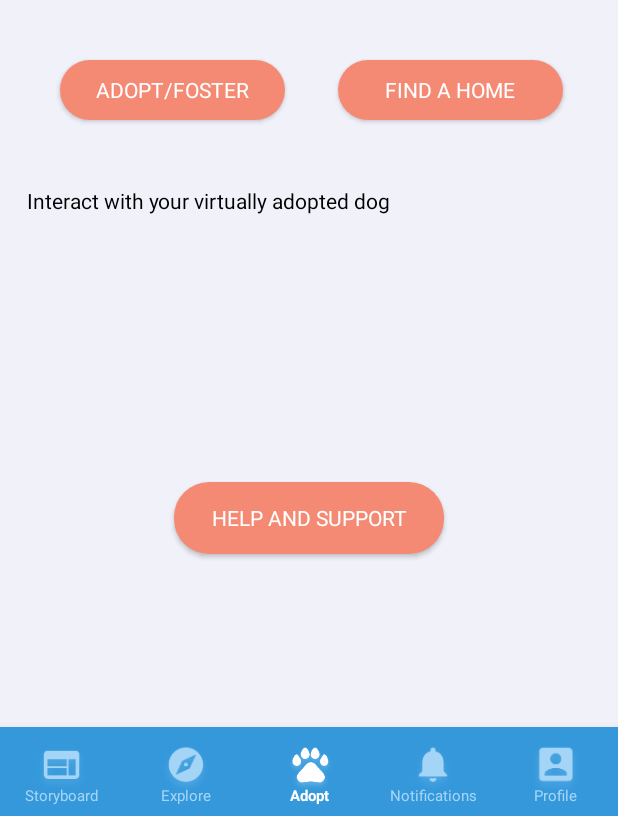
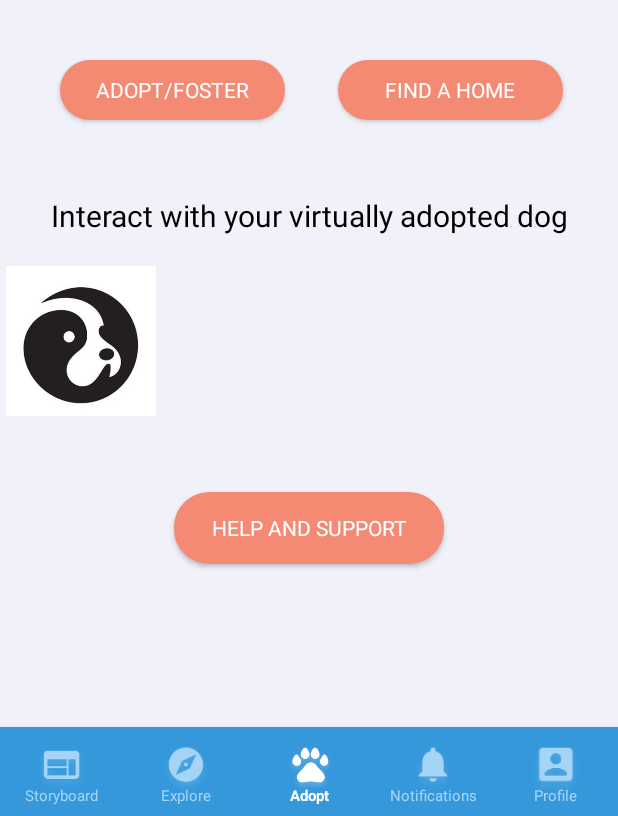
Before and after one commit to eshankd/GetPet, an Android app: the AdoptFoster screen opened directly, with no data from a screen before it, on a phone screen of 412 x 824 dp, the part 420-1236 px from its top. Run offline under Robolectric (Android 15) with nearby library versions, the phone set to English and light mode, and no system bars; our stand-ins replace Firebase (no records; nobody signed in at launch, a user with empty details on screens opened directly); Roboto replaces fonts that are not available here.

Commit message:
Minor changes Added gobacktoprofile functionality Minor layout adjustments FINAL BUILD FOR DEMO

```diff
--- a/app/src/main/java/com/example/getpet/ARView.java
+++ b/app/src/main/java/com/example/getpet/ARView.java
@@ -100,7 +100,7 @@ public class ARView extends AppCompatActivity {
         gobacktoprofile.setOnClickListener(new View.OnClickListener() {
             @Override
             public void onClick(View v) {
-                startActivity(new Intent(ARView.this, petprofileview.class));
+                finish();
             }
         });
     }
--- a/app/src/main/res/layout/activity_adopt_foster.xml
+++ b/app/src/main/res/layout/activity_adopt_foster.xml
@@ -11,13 +11,14 @@
         android:id="@+id/interact"
         android:layout_width="wrap_content"
         android:layout_height="wrap_content"
-        android:layout_marginTop="44dp"
-        android:layout_marginEnd="152dp"
+        android:layout_marginTop="50dp"
         android:fontFamily="@font/alike_angular"
         android:text="@string/interactwithyourvirtuallyadopteddog"
         android:textColor="#000000"
-        android:textSize="14dp"
+        android:textSize="20sp"
         app:layout_constraintEnd_toEndOf="parent"
+        app:layout_constraintHorizontal_bias="0.502"
+        app:layout_constraintStart_toStartOf="parent"
         app:layout_constraintTop_toBottomOf="@+id/adoptfoster" />
 
     <Button
@@ -132,7 +133,15 @@
         <LinearLayout
             android:layout_width="match_parent"
             android:layout_height="wrap_content"
-            android:orientation="vertical" />
+            android:orientation="vertical">
+
+            <ImageView
+                android:layout_width="100dp"
+                android:layout_height="100dp"
+                android:background="@drawable/profilepic3"/>
+        </LinearLayout>
+
+
     </ScrollView>
 
     <com.google.android.material.bottomnavigation.BottomNavigationView
@@ -142,11 +151,11 @@
         android:layout_gravity="start"
         android:background="#3498DB"
         app:flow_horizontalBias="0.5"
-        app:itemIconTint= "@drawable/bottom_navigation_selector"
-        app:itemTextColor= "@drawable/bottom_navigation_selector"
+        app:itemIconSize="40dp"
+        app:itemIconTint="@drawable/bottom_navigation_selector"
+        app:itemTextColor="@drawable/bottom_navigation_selector"
         app:labelVisibilityMode="labeled"
         app:layout_constraintBottom_toBottomOf="parent"
         app:layout_constraintStart_toStartOf="parent"
-        app:itemIconSize="40dp"
         app:menu="@menu/bottom_navbar_menu" />
 </androidx.constraintlayout.widget.ConstraintLayout>
--- a/app/src/main/res/layout/activity_petprofileview.xml
+++ b/app/src/main/res/layout/activity_petprofileview.xml
@@ -113,7 +113,9 @@
         android:layout_marginStart="36dp"
         android:layout_marginTop="16dp"
         app:layout_constraintStart_toStartOf="parent"
-        app:layout_constraintTop_toBottomOf="@+id/textView19" />
+        app:layout_constraintTop_toBottomOf="@+id/textView19"
+        android:padding="10dp"
+        android:text="He is a very playful dog, that loves going for long walks. He is a little shy at first but once he opens up he's very friendly"/>
 
     <com.google.android.material.bottomnavigation.BottomNavigationView
         android:id="@+id/bottom_navbar"
```
